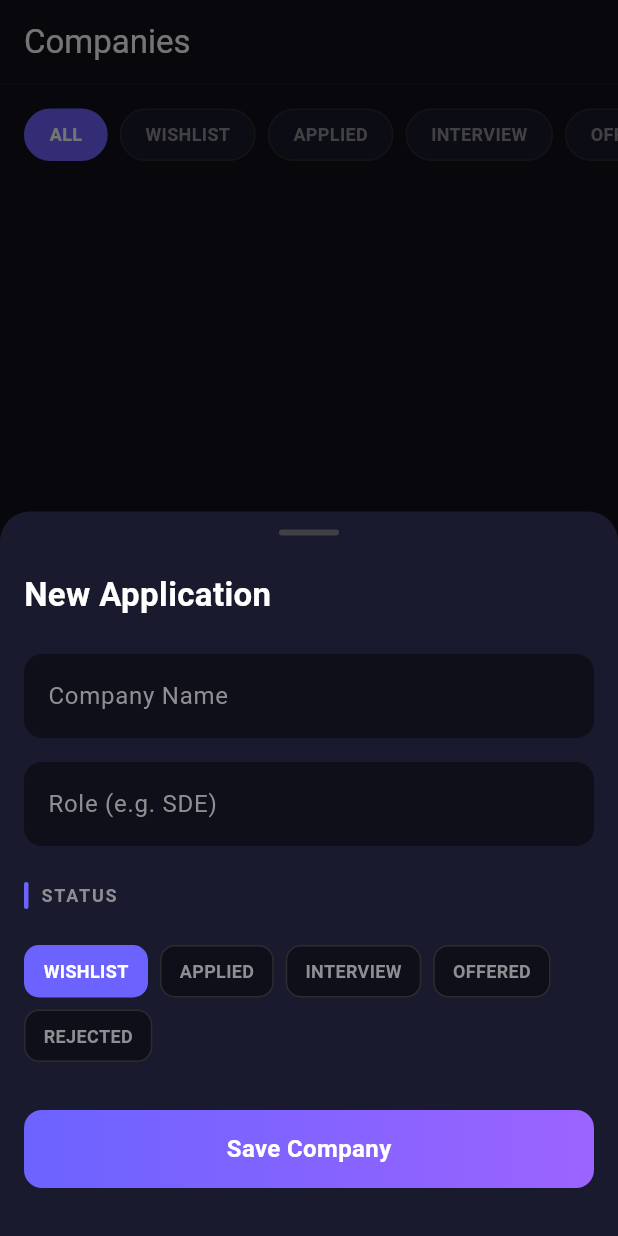
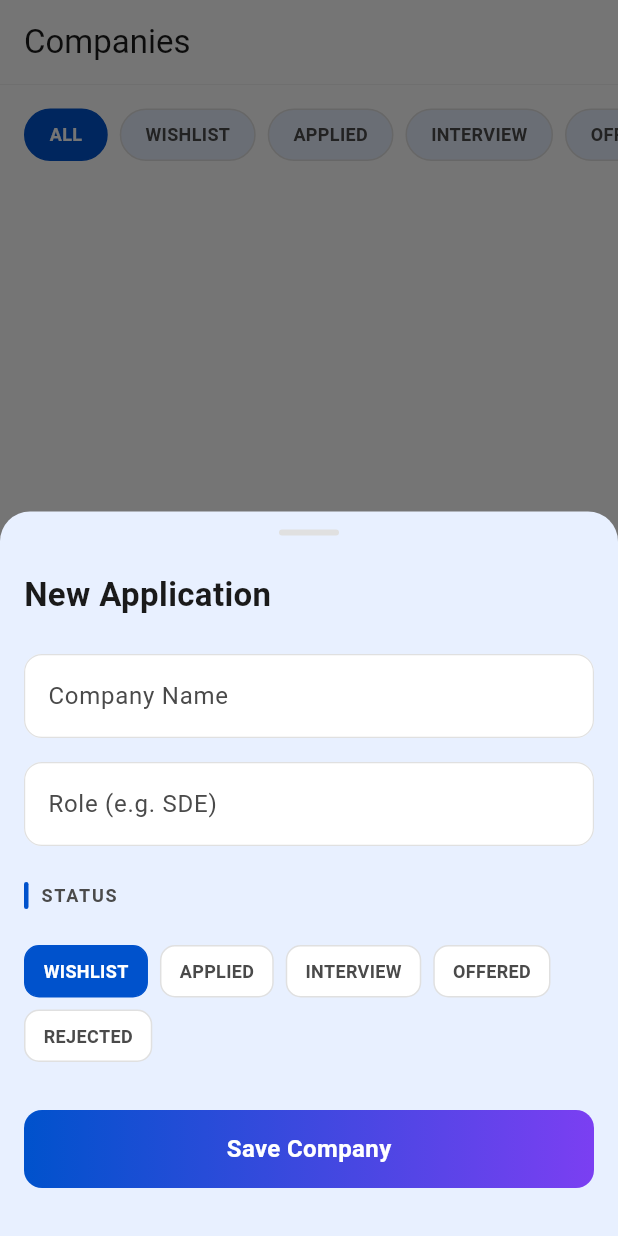
Before and after one commit to mohan-70/lagJa, a Flutter app: the screen it shows once a user with an empty profile is signed in, item 3 of the bottom bar chosen, after a tap on the "add" icon, on a phone screen of 412 x 824 dp. Run offline on Flutter 3.47's test engine with Material 3 defaults, Android fonts, the phone set to English and light mode, and no system bars; our stand-ins replace cloud_firestore, firebase_auth, firebase_core, flutter_dotenv, flutter_heatmap_calendar, google_sign_in; accounts and stored records are empty.

Commit message:
`Updated code to change theme from dark to light, updated colors and icons`

```diff
--- a/lib/main.dart
+++ b/lib/main.dart
@@ -7,6 +7,8 @@ import 'screens/login_screen.dart';
 import 'widgets/main_screen.dart';
 import 'widgets/ui/ui_constants.dart';
 import 'widgets/ui/lagja_loader.dart';
+import 'theme/app_theme.dart';
+import 'theme/app_colors.dart';
 
 void main() async {
   WidgetsFlutterBinding.ensureInitialized();
@@ -29,70 +31,7 @@ class LagjaApp extends StatelessWidget {
     return MaterialApp(
       title: 'Lagja',
       debugShowCheckedModeBanner: false,
-      theme: ThemeData(
-        useMaterial3: true,
-        brightness: Brightness.dark,
-        scaffoldBackgroundColor: AppColors.background,
-        colorScheme: const ColorScheme.dark(
-          primary: AppColors.accent,
-          secondary: AppColors.accent2,
-          surface: AppColors.surface,
-          error: AppColors.error,
-        ),
-        cardColor: AppColors.surface,
-        dividerColor: AppColors.border,
-        checkboxTheme: CheckboxThemeData(
-          fillColor: WidgetStateProperty.resolveWith(
-            (states) => states.contains(WidgetState.selected)
-                ? AppColors.accent
-                : Colors.transparent,
-          ),
-          side: const BorderSide(color: Color(0xFF3F3F46), width: 1.5),
-          shape: RoundedRectangleBorder(borderRadius: BorderRadius.circular(4)),
-        ),
-        snackBarTheme: SnackBarThemeData(
-          backgroundColor: AppColors.surface,
-          behavior: SnackBarBehavior.floating,
-          shape:
-              RoundedRectangleBorder(borderRadius: BorderRadius.circular(12)),
-          contentTextStyle: const TextStyle(color: Colors.white),
-        ),
-        dialogTheme: DialogThemeData(
-          backgroundColor: AppColors.surface,
-          shape:
-              RoundedRectangleBorder(borderRadius: BorderRadius.circular(16)),
-        ),
-        bottomSheetTheme: const BottomSheetThemeData(
-          backgroundColor: AppColors.surface,
-          shape: RoundedRectangleBorder(
-            borderRadius: BorderRadius.vertical(top: Radius.circular(20)),
-          ),
-        ),
-        inputDecorationTheme: InputDecorationTheme(
-          filled: true,
-          fillColor: AppColors.background,
-          hintStyle: const TextStyle(color: AppColors.textSecondary),
-          border: OutlineInputBorder(
-            borderRadius: BorderRadius.circular(12),
-            borderSide: BorderSide.none,
-          ),
-          focusedBorder: OutlineInputBorder(
-            borderRadius: BorderRadius.circular(12),
-            borderSide: const BorderSide(color: AppColors.accent, width: 1),
-          ),
-        ),
-        textButtonTheme: TextButtonThemeData(
-          style: TextButton.styleFrom(
-            foregroundColor: AppColors.accent,
-          ),
-        ),
-        floatingActionButtonTheme: FloatingActionButtonThemeData(
-          backgroundColor: AppColors.accent,
-          foregroundColor: Colors.white,
-          shape:
-              RoundedRectangleBorder(borderRadius: BorderRadius.circular(16)),
-        ),
-      ),
+      theme: AppTheme.lightTheme,
       home: StreamBuilder(
         stream: authService.authStateChanges,
         builder: (context, snapshot) {
--- a/lib/screens/companies_screen.dart
+++ b/lib/screens/companies_screen.dart
@@ -136,7 +136,7 @@ class _CompaniesScreenState extends State<CompaniesScreen> {
                   child: Text(
                     c.name,
                     style: const TextStyle(
-                      color: Colors.white,
+                      color: AppColors.textPrimary,
                       fontSize: 16,
                       fontWeight: FontWeight.w600,
                     ),
@@ -162,7 +162,7 @@ class _CompaniesScreenState extends State<CompaniesScreen> {
             Text(
               'Added on ${DateFormat('MMM dd, yyyy').format(c.createdAt)}',
               style: const TextStyle(
-                color: Color(0xFF3F3F46),
+                color: AppColors.textSecondary,
                 fontSize: 12,
               ),
             ),
@@ -182,7 +182,7 @@ class _CompaniesScreenState extends State<CompaniesScreen> {
           Text(
             'No companies yet',
             style: TextStyle(
-              color: Colors.white,
+              color: AppColors.textPrimary,
               fontSize: 20,
               fontWeight: FontWeight.w600,
             ),
@@ -225,7 +225,7 @@ class _CompaniesScreenState extends State<CompaniesScreen> {
                   width: 40,
                   height: 4,
                   decoration: BoxDecoration(
-                    color: const Color(0xFF3F3F46),
+                    color: AppColors.border,
                     borderRadius: BorderRadius.circular(2),
                   ),
                 ),
@@ -233,7 +233,7 @@ class _CompaniesScreenState extends State<CompaniesScreen> {
               const SizedBox(height: 24),
               const Text('New Application',
                   style: TextStyle(
-                      color: Colors.white,
+                      color: AppColors.textPrimary,
                       fontSize: 22,
                       fontWeight: FontWeight.w700)),
               const SizedBox(height: 24),
@@ -312,7 +312,7 @@ class _CompaniesScreenState extends State<CompaniesScreen> {
           children: [
             const Text('Update Status',
                 style: TextStyle(
-                    color: Colors.white, fontSize: 22, fontWeight: FontWeight.w700)),
+                    color: AppColors.textPrimary, fontSize: 22, fontWeight: FontWeight.w700)),
             const SizedBox(height: 24),
             ...ApplicationStatus.values.map((s) => ListTile(
                   onTap: () async {
--- a/lib/screens/dashboard_screen.dart
+++ b/lib/screens/dashboard_screen.dart
@@ -37,7 +37,7 @@ class DashboardScreen extends StatelessWidget {
                 style: TextStyle(
                   fontSize: 22,
                   fontWeight: FontWeight.w700,
-                  color: Colors.white,
+                  color: AppColors.textPrimary,
                 ),
               ),
               Text(
@@ -58,7 +58,7 @@ class DashboardScreen extends StatelessWidget {
                   indicatorColor: AppColors.accent,
                   indicatorSize: TabBarIndicatorSize.tab,
                   indicatorWeight: 2,
-                  labelColor: Colors.white,
+                  labelColor: AppColors.textPrimary,
                   unselectedLabelColor: AppColors.textSecondary,
                   labelStyle:
                       TextStyle(fontSize: 14, fontWeight: FontWeight.w600),
@@ -130,7 +130,7 @@ class DashboardScreen extends StatelessWidget {
                       style: const TextStyle(
                           fontSize: 22,
                           fontWeight: FontWeight.w700,
-                          color: Colors.white),
+                          color: AppColors.textPrimary),
                       maxLines: 1,
                       overflow: TextOverflow.ellipsis,
                     ),
@@ -159,7 +159,7 @@ class DashboardScreen extends StatelessWidget {
                       style: const TextStyle(
                           fontSize: 22,
                           fontWeight: FontWeight.w700,
-                          color: Colors.white),
+                          color: AppColors.textPrimary),
                       maxLines: 1,
                       overflow: TextOverflow.ellipsis,
                     ),
@@ -187,7 +187,7 @@ class DashboardScreen extends StatelessWidget {
                       style: const TextStyle(
                           fontSize: 22,
                           fontWeight: FontWeight.w700,
-                          color: Colors.white),
+                          color: AppColors.textPrimary),
                       maxLines: 1,
                       overflow: TextOverflow.ellipsis,
                     ),
@@ -227,7 +227,7 @@ class DashboardScreen extends StatelessWidget {
                     Text(
                       '$streak Day Streak',
                       style: const TextStyle(
-                        color: Colors.white,
+                        color: AppColors.textPrimary,
                         fontSize: 36,
                         fontWeight: FontWeight.w700,
                       ),
@@ -273,7 +273,7 @@ class DashboardScreen extends StatelessWidget {
               fontSize: 10,
               margin: const EdgeInsets.all(2),
               weekTextColor: AppColors.textSecondary,
-              textColor: Colors.white,
+              textColor: AppColors.textPrimary,
               monthFontSize: 14,
               colorsets: {
                 1: AppColors.accent.withValues(alpha: 0.2),
@@ -325,7 +325,7 @@ class DashboardScreen extends StatelessWidget {
       title: Text(
         title,
         style: const TextStyle(
-          color: Colors.white,
+          color: AppColors.textPrimary,
           fontSize: 15,
           fontWeight: FontWeight.w500,
         ),
--- a/lib/screens/dsa_tracker_screen.dart
+++ b/lib/screens/dsa_tracker_screen.dart
@@ -87,7 +87,7 @@ class _DSATrackerScreenState extends State<DSATrackerScreen> {
             padding: EdgeInsets.zero,
             child: TextField(
               onChanged: (v) => setState(() => _searchQuery = v.toLowerCase()),
-              style: const TextStyle(color: Colors.white),
+              style: const TextStyle(color: AppColors.textPrimary),
               decoration: const InputDecoration(
                 hintText: 'Search problems...',
                 prefixIcon: Icon(Icons.search, color: AppColors.accent),
@@ -175,7 +175,7 @@ class _DSATrackerScreenState extends State<DSATrackerScreen> {
                       Text(
                         p.title,
                         style: const TextStyle(
-                          color: Colors.white,
+                          color: AppColors.textPrimary,
                           fontSize: 15,
                           fontWeight: FontWeight.w600,
                         ),
@@ -230,7 +230,7 @@ class _DSATrackerScreenState extends State<DSATrackerScreen> {
           Text(
             'No problems yet',
             style: TextStyle(
-              color: Colors.white,
+              color: AppColors.textPrimary,
               fontSize: 20,
               fontWeight: FontWeight.w600,
             ),
@@ -320,7 +320,7 @@ class _DSATrackerScreenState extends State<DSATrackerScreen> {
                   width: 40,
                   height: 4,
                   decoration: BoxDecoration(
-                    color: const Color(0xFF3F3F46),
+                    color: AppColors.border,
                     borderRadius: BorderRadius.circular(2),
                   ),
                 ),
@@ -328,7 +328,7 @@ class _DSATrackerScreenState extends State<DSATrackerScreen> {
               const SizedBox(height: 24),
               const Text('New Problem',
                   style: TextStyle(
-                      color: Colors.white,
+                      color: AppColors.textPrimary,
                       fontSize: 22,
                       fontWeight: FontWeight.w700)),
               const SizedBox(height: 24),
--- a/lib/screens/login_screen.dart
+++ b/lib/screens/login_screen.dart
@@ -19,7 +19,7 @@ class _LoginScreenState extends State<LoginScreen> {
     return Scaffold(
       backgroundColor: AppColors.background,
       body: AnnotatedRegion<SystemUiOverlayStyle>(
-        value: SystemUiOverlayStyle.light,
+        value: SystemUiOverlayStyle.dark,
         child: Stack(
           children: [
             // Middle layer: Radial Gradient circle
@@ -60,7 +60,7 @@ class _LoginScreenState extends State<LoginScreen> {
                               height: 116,
                               child: CircularProgressIndicator(
                                 strokeWidth: 2,
-                                color: Color(0xFF6C63FF),
+                                color: AppColors.accent,
                               ),
                             ),
                           ClipRRect(
--- a/lib/screens/notes_screen.dart
+++ b/lib/screens/notes_screen.dart
@@ -48,7 +48,7 @@ class _NotesScreenState extends State<NotesScreen> {
               child: TextField(
                 controller: _searchController,
                 onChanged: (v) => setState(() => _searchQuery = v.toLowerCase()),
-                style: const TextStyle(color: Colors.white),
+                style: const TextStyle(color: AppColors.textPrimary),
                 decoration: const InputDecoration(
                   hintText: 'Search by company...',
                   prefixIcon: Icon(Icons.search, color: AppColors.accent),
@@ -117,7 +117,7 @@ class _NotesScreenState extends State<NotesScreen> {
                   child: Text(
                     n.companyName,
                     style: const TextStyle(
-                      color: Colors.white,
+                      color: AppColors.textPrimary,
                       fontSize: 16,
                       fontWeight: FontWeight.w600,
                     ),
@@ -173,7 +173,7 @@ class _NotesScreenState extends State<NotesScreen> {
           Text(
             'No notes yet',
             style: TextStyle(
-              color: Colors.white,
+              color: AppColors.textPrimary,
               fontSize: 20,
               fontWeight: FontWeight.w600,
             ),
@@ -216,7 +216,7 @@ class _NotesScreenState extends State<NotesScreen> {
                 width: 40,
                 height: 4,
                 decoration: BoxDecoration(
-                  color: const Color(0xFF3F3F46),
+                   color: AppColors.border,
                   borderRadius: BorderRadius.circular(2),
                 ),
               ),
@@ -224,7 +224,7 @@ class _NotesScreenState extends State<NotesScreen> {
             const SizedBox(height: 24),
             const Text('New Note',
                 style: TextStyle(
-                    color: Colors.white,
+                    color: AppColors.textPrimary,
                     fontSize: 22,
                     fontWeight: FontWeight.w700)),
             const SizedBox(height: 24),
@@ -284,7 +284,7 @@ class _NotesScreenState extends State<NotesScreen> {
                   width: 40,
                   height: 4,
                   decoration: BoxDecoration(
-                    color: const Color(0xFF3F3F46),
+                    color: AppColors.border,
                     borderRadius: BorderRadius.circular(2),
                   ),
                 ),
@@ -293,7 +293,7 @@ class _NotesScreenState extends State<NotesScreen> {
               Text(
                 n.companyName,
                 style: const TextStyle(
-                  color: Colors.white,
+                  color: AppColors.textPrimary,
                   fontSize: 28,
                   fontWeight: FontWeight.w700,
                   letterSpacing: -0.5,
@@ -310,7 +310,7 @@ class _NotesScreenState extends State<NotesScreen> {
               Text(
                 n.content,
                 style: const TextStyle(
-                  color: Colors.white,
+                  color: AppColors.textPrimary,
                   fontSize: 16,
                   height: 1.6,
                 ),
--- a/lib/screens/roadmap_screen.dart
+++ b/lib/screens/roadmap_screen.dart
@@ -200,7 +200,7 @@ class _RoadmapScreenState extends State<RoadmapScreen> {
             padding: EdgeInsets.zero,
             child: TextField(
               controller: _companyController,
-              style: const TextStyle(color: Colors.white),
+              style: const TextStyle(color: AppColors.textPrimary),
               decoration: const InputDecoration(
                 hintText: 'e.g. Google, Amazon, TCS',
                 border: InputBorder.none,
@@ -222,7 +222,7 @@ class _RoadmapScreenState extends State<RoadmapScreen> {
                     .toList(),
                 onChanged: (v) => setState(() => _selectedRole = v!),
                 dropdownColor: AppColors.surface,
-                style: const TextStyle(color: Colors.white, fontSize: 16),
+                style: const TextStyle(color: AppColors.textPrimary, fontSize: 16),
               ),
             ),
           ),
@@ -280,7 +280,7 @@ class _RoadmapScreenState extends State<RoadmapScreen> {
                       Text(
                         _savedCompany,
                         style: const TextStyle(
-                          color: Colors.white,
+                          color: AppColors.textPrimary,
                           fontSize: 16,
                           fontWeight: FontWeight.w600,
                         ),
@@ -366,7 +366,7 @@ class _RoadmapScreenState extends State<RoadmapScreen> {
             Text(
               topic.topic,
               style: const TextStyle(
-                color: Colors.white,
+                color: AppColors.textPrimary,
                 fontSize: 16,
                 fontWeight: FontWeight.w600,
               ),
@@ -656,7 +656,7 @@ class _TopicContentScreenState extends State<TopicContentScreen> {
                 Text(
                   widget.topic,
                   style: const TextStyle(
-                    color: Colors.white,
+                    color: AppColors.textPrimary,
                     fontSize: 18,
                     fontWeight: FontWeight.bold,
                   ),
@@ -694,7 +694,7 @@ class _TopicContentScreenState extends State<TopicContentScreen> {
                 child: Text(
                   item['title'] ?? '',
                   style: const TextStyle(
-                    color: Colors.white,
+                    color: AppColors.textPrimary,
                     fontSize: 16,
                     fontWeight: FontWeight.w600,
                   ),
@@ -724,7 +724,7 @@ class _TopicContentScreenState extends State<TopicContentScreen> {
                 child: Text(
                   item['concept'] ?? '',
                   style: const TextStyle(
-                    color: Colors.white,
+                    color: AppColors.textPrimary,
                     fontSize: 16,
                     fontWeight: FontWeight.w600,
                   ),
@@ -766,7 +766,7 @@ class _TopicContentScreenState extends State<TopicContentScreen> {
           Text(
             item['question'] ?? item['point'] ?? '',
             style: const TextStyle(
-              color: Colors.white,
+              color: AppColors.textPrimary,
               fontSize: 16,
               fontWeight: FontWeight.w600,
             ),
--- a/lib/screens/settings_screen.dart
+++ b/lib/screens/settings_screen.dart
@@ -186,7 +186,7 @@ class _SettingsScreenState extends State<SettingsScreen> {
               children: [
                 _buildTile("App Version", trailing: "1.0.0"),
                 _buildDivider(),
-                _buildTile("Theme", trailing: "Premium Dark"),
+                _buildTile("Theme", trailing: "Unstop Light"),
                 _buildDivider(),
                 _buildTile(
                   "Privacy Policy",
@@ -270,7 +270,7 @@ class _SettingsScreenState extends State<SettingsScreen> {
                       Expanded(
                           child: Text(name,
                               style: const TextStyle(
-                                  color: Colors.white,
+                                  color: AppColors.textPrimary,
                                   fontSize: 18,
                                   fontWeight: FontWeight.bold),
                               overflow: TextOverflow.ellipsis)),
@@ -303,7 +303,7 @@ class _SettingsScreenState extends State<SettingsScreen> {
       contentPadding: const EdgeInsets.symmetric(horizontal: 16, vertical: 4),
       title: Text(title,
           style: TextStyle(
-              color: isDestructive ? AppColors.error : Colors.white,
+              color: isDestructive ? AppColors.error : AppColors.textPrimary,
               fontSize: 16,
               fontWeight: FontWeight.w500)),
       trailing: trailingIcon != null
--- /dev/null
+++ b/lib/theme/app_colors.dart
@@ -0,0 +1,16 @@
+import 'package:flutter/material.dart';
+
+class AppColors {
+  static const Color background = Color(0xFFFFFFFF);
+  static const Color surface = Color(0xFFE8F0FF);
+  static const Color surface2 = Color(0xFFE8F0FF);
+  static const Color border = Color(0xFFE0E0E0);
+  static const Color accent = Color(0xFF0052CC);
+  static const Color accent2 = Color(0xFF7B3FF2);
+  static const Color textPrimary = Color(0xFF1A1A1A);
+  static const Color textSecondary = Color(0xFF4A4A4A);
+  static const Color success = Color(0xFF10B981);
+  static const Color warning = Color(0xFFFF9F0A);
+  static const Color error = Color(0xFFFF453A);
+  static const Color info = Color(0xFF3B82F6);
+}
--- /dev/null
+++ b/lib/theme/app_theme.dart
@@ -0,0 +1,78 @@
+import 'package:flutter/material.dart';
+import 'app_colors.dart';
+
+class AppTheme {
+  static ThemeData get lightTheme {
+    return ThemeData(
+      useMaterial3: true,
+      brightness: Brightness.light,
+      scaffoldBackgroundColor: AppColors.background,
+      colorScheme: const ColorScheme.light(
+        primary: AppColors.accent,
+        secondary: AppColors.accent2,
+        surface: AppColors.surface,
+        error: AppColors.error,
+      ),
+      cardColor: AppColors.surface,
+      dividerColor: AppColors.border,
+      checkboxTheme: CheckboxThemeData(
+        fillColor: WidgetStateProperty.resolveWith(
+          (states) => states.contains(WidgetState.selected)
+              ? AppColors.accent
+              : Colors.transparent,
+        ),
+        side: const BorderSide(color: AppColors.border, width: 1.5),
+        shape: RoundedRectangleBorder(borderRadius: BorderRadius.circular(4)),
+      ),
+      snackBarTheme: SnackBarThemeData(
+        backgroundColor: AppColors.surface,
+        behavior: SnackBarBehavior.floating,
+        shape: RoundedRectangleBorder(borderRadius: BorderRadius.circular(12)),
+        contentTextStyle: const TextStyle(color: AppColors.textPrimary),
+      ),
+      dialogTheme: DialogThemeData(
+        backgroundColor: AppColors.surface,
+        shape: RoundedRectangleBorder(borderRadius: BorderRadius.circular(16)),
+      ),
+      bottomSheetTheme: const BottomSheetThemeData(
+        backgroundColor: AppColors.surface,
+        shape: RoundedRectangleBorder(
+          borderRadius: BorderRadius.vertical(top: Radius.circular(20)),
+        ),
+      ),
+      inputDecorationTheme: InputDecorationTheme(
+        filled: true,
+        fillColor: AppColors.background,
+        hintStyle: const TextStyle(color: AppColors.textSecondary),
+        border: OutlineInputBorder(
+          borderRadius: BorderRadius.circular(12),
+          borderSide: BorderSide.none,
+        ),
+        enabledBorder: OutlineInputBorder(
+          borderRadius: BorderRadius.circular(12),
+          borderSide: const BorderSide(color: AppColors.border, width: 0.8),
+        ),
+        focusedBorder: OutlineInputBorder(
+          borderRadius: BorderRadius.circular(12),
+          borderSide: const BorderSide(color: AppColors.accent, width: 1.5),
+        ),
+      ),
+      textButtonTheme: TextButtonThemeData(
+        style: TextButton.styleFrom(
+          foregroundColor: AppColors.accent,
+        ),
+      ),
+      floatingActionButtonTheme: FloatingActionButtonThemeData(
+        backgroundColor: AppColors.accent,
+        foregroundColor: Colors.white,
+        shape: RoundedRectangleBorder(borderRadius: BorderRadius.circular(16)),
+      ),
+      appBarTheme: const AppBarTheme(
+        backgroundColor: AppColors.background,
+        foregroundColor: AppColors.textPrimary,
+        elevation: 0,
+        scrolledUnderElevation: 0,
+      ),
+    );
+  }
+}
--- a/lib/widgets/ui/ui_constants.dart
+++ b/lib/widgets/ui/ui_constants.dart
@@ -1,19 +1,6 @@
 import 'package:flutter/material.dart';
-
-class AppColors {
-  static const Color background = Color(0xFF0F0F1A);
-  static const Color surface = Color(0xFF1A1A2E);
-  static const Color surface2 = Color(0xFF16213E);
-  static const Color border = Color(0xFF2C2C2E);
-  static const Color accent = Color(0xFF6C63FF);
-  static const Color accent2 = Color(0xFF9C63FF);
-  static const Color textPrimary = Color(0xFFFFFFFF);
-  static const Color textSecondary = Color(0xFF8E8E93);
-  static const Color success = Color(0xFF30D158);
-  static const Color warning = Color(0xFFFF9F0A);
-  static const Color error = Color(0xFFFF453A);
-  static const Color info = Color(0xFF3B82F6);
-}
+import '../../theme/app_colors.dart';
+export '../../theme/app_colors.dart';
 
 class AppStyles {
   static const TextStyle heroTitle = TextStyle(
--- a/pubspec.yaml
+++ b/pubspec.yaml
@@ -36,7 +36,7 @@ flutter_launcher_icons:
   ios: false
   image_path: "assets/icons/app_icon.png"
   min_sdk_android: 21
-  adaptive_icon_background: "#0F0F1A"
+  adaptive_icon_background: "#FFFFFF"
   adaptive_icon_foreground: "assets/icons/app_icon.png"
 
 flutter:
```
Also changed, not shown: lib/screens/company_intel_screen.dart (+10 -10 lines), lib/screens/leaderboard_screen.dart (+13 -13 lines), test_api.dart (+21 -1 lines), 3 other files.
